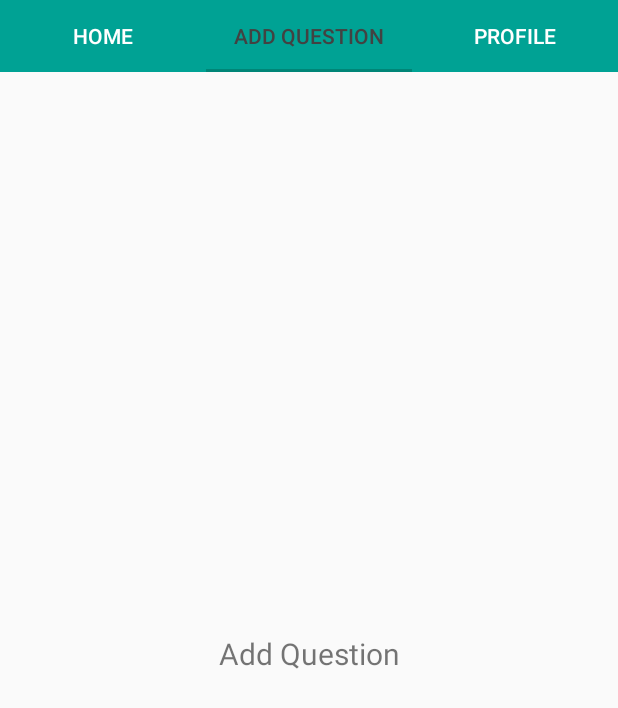
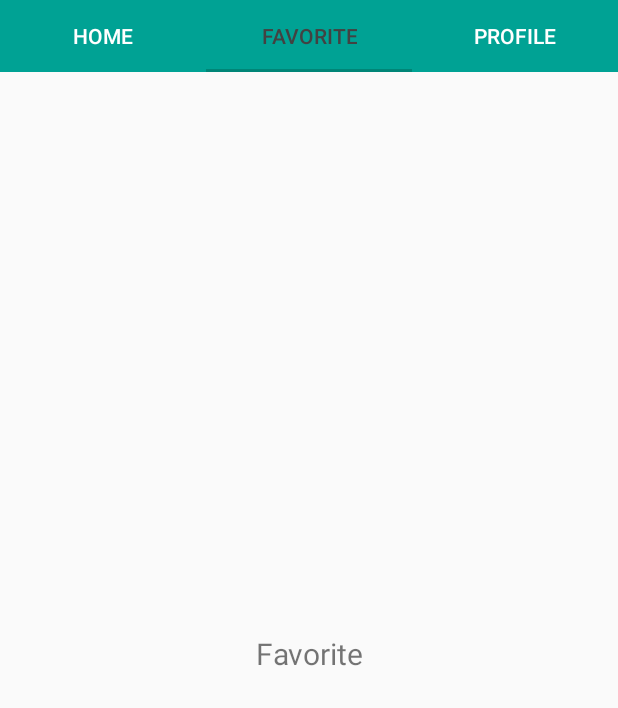
Before and after one commit to Fthictn/Orderly-Android-Client, an Android app: the HomeFragment screen opened directly, with no data from a screen before it, tab 2 chosen, on a phone screen of 412 x 824 dp. Shown: the top 708 px of the screen. Run offline under Robolectric (Android 15) with nearby library versions, the phone set to English and light mode, and no system bars.

Commit message:
new activities added

```diff
--- a/app/src/main/AndroidManifest.xml
+++ b/app/src/main/AndroidManifest.xml
@@ -14,7 +14,11 @@
         android:supportsRtl="true"
         android:theme="@style/AppTheme.NoActionBar"
         android:usesCleartextTraffic="true">
-        <activity android:name=".Activities.ProjectActivity"/>
+        <activity android:name=".Activities.CreateNewProjectActivity"
+            android:theme="@android:style/Theme.Holo.Light.Dialog.NoActionBar"/>
+        <activity android:name=".Activities.AddQuestionActivity"
+            android:theme="@android:style/Theme.Holo.Light.Dialog.NoActionBar" />
+        <activity android:name=".Activities.ProjectActivity" />
         <activity android:name=".Activities.SignupActivity" />
         <activity android:name=".Activities.MainActivity" />
         <activity android:name=".Activities.LoginActivity">
--- a/app/src/main/java/com/fethicectin/orderly/Activities/LoginActivity.kt
+++ b/app/src/main/java/com/fethicectin/orderly/Activities/LoginActivity.kt
@@ -1,5 +1,6 @@
 package com.fethicectin.orderly.Activities
 
+import android.app.Activity
 import com.fethicectin.orderly.Constants.Messages
 import com.fethicectin.orderly.Model.UserRequest
 import com.fethicectin.orderly.Service.CallRequestCreator
@@ -17,7 +18,7 @@ import retrofit2.Callback
 import retrofit2.Response
 
 
- class LoginActivity : AppCompatActivity() {
+ class LoginActivity : Activity() {
 
     var loginButton:Button? = null
     var userEmail:EditText? = null
--- a/app/src/main/java/com/fethicectin/orderly/Activities/MainActivity.kt
+++ b/app/src/main/java/com/fethicectin/orderly/Activities/MainActivity.kt
@@ -18,7 +18,7 @@ class MainActivity : AppCompatActivity() {
         viewPager = findViewById<ViewPager>(R.id.viewPager)
 
         tabLayout!!.addTab(tabLayout!!.newTab().setText(R.string.home_page))
-        tabLayout!!.addTab(tabLayout!!.newTab().setText(R.string.addquestion_page))
+        tabLayout!!.addTab(tabLayout!!.newTab().setText(R.string.favorite_page))
         tabLayout!!.addTab(tabLayout!!.newTab().setText(R.string.profile_page))
         tabLayout!!.tabGravity = TabLayout.GRAVITY_FILL
 
--- a/app/src/main/java/com/fethicectin/orderly/Activities/SignupActivity.kt
+++ b/app/src/main/java/com/fethicectin/orderly/Activities/SignupActivity.kt
@@ -1,5 +1,6 @@
 package com.fethicectin.orderly.Activities
 
+import android.app.Activity
 import android.app.AlertDialog
 import android.content.DialogInterface
 import android.content.Intent
@@ -19,7 +20,7 @@ import retrofit2.Call
 import retrofit2.Callback
 import retrofit2.Response
 
-class SignupActivity : AppCompatActivity() {
+class SignupActivity : Activity() {
 
     override fun onCreate(savedInstanceState: Bundle?) {
         super.onCreate(savedInstanceState)
--- a/app/src/main/java/com/fethicectin/orderly/Fragments/AddQuestionFragment.kt
+++ b/app/src/main/java/com/fethicectin/orderly/Fragments/FavoriteFragment.kt
@@ -7,10 +7,10 @@ import android.view.View
 import android.view.ViewGroup
 import com.fethicectin.orderly.R
 
-class AddQuestionFragment : Fragment() {
+class FavoriteFragment : Fragment() {
 
     override fun onCreateView(inflater: LayoutInflater, container: ViewGroup?, savedInstanceState: Bundle?): View? {
-        return inflater.inflate(R.layout.fragment_addquestion, container, false)
+        return inflater.inflate(R.layout.fragment_favorite, container, false)
     }
 
 }
--- a/app/src/main/java/com/fethicectin/orderly/Utils/MainTabAdapter.kt
+++ b/app/src/main/java/com/fethicectin/orderly/Utils/MainTabAdapter.kt
@@ -6,7 +6,7 @@ import androidx.fragment.app.FragmentManager
 import androidx.fragment.app.FragmentPagerAdapter
 import com.fethicectin.orderly.Fragments.HomeFragment
 import com.fethicectin.orderly.Fragments.ProfileFragment
-import com.fethicectin.orderly.Fragments.AddQuestionFragment
+import com.fethicectin.orderly.Fragments.FavoriteFragment
 
 class MainTabAdapter(private val context: Context, fragmentManager: FragmentManager, internal var totalTabs: Int) : FragmentPagerAdapter(fragmentManager) {
 
@@ -16,7 +16,7 @@ class MainTabAdapter(private val context: Context, fragmentManager: FragmentMana
                 return HomeFragment()
             }
             1 -> {
-                return AddQuestionFragment()
+                return FavoriteFragment()
             }
             2 -> {
                 return ProfileFragment()
--- /dev/null
+++ b/app/src/main/res/layout/fragment_favorite.xml
@@ -0,0 +1,14 @@
+<?xml version="1.0" encoding="utf-8"?>
+<FrameLayout xmlns:android="http://schemas.android.com/apk/res/android"
+    xmlns:tools="http://schemas.android.com/tools"
+    android:layout_width="match_parent"
+    android:layout_height="match_parent"
+    tools:context=".Fragments.FavoriteFragment">
+
+    <TextView
+        android:layout_width="match_parent"
+        android:layout_height="match_parent"
+        android:gravity="center"
+        android:textSize="20sp"
+        android:text="@string/favorite_page" />
+</FrameLayout>
--- a/app/src/main/res/values/strings.xml
+++ b/app/src/main/res/values/strings.xml
@@ -21,6 +21,7 @@
     <string name="home_page">Home</string>
     <string name="addquestion_page">Add Question</string>
     <string name="profile_page">Profile</string>
+    <string name="favorite_page">Favorite</string>
 
     <!--Floating button explanation-->
     <string name="floating_button_description">Add new question</string>
```
Also changed, not shown: app/src/main/java/com/fethicectin/orderly/Activities/AddQuestionActivity.kt (added, +13 -0 lines), app/src/main/java/com/fethicectin/orderly/Activities/CreateNewProjectActivity.kt (added, +13 -0 lines), app/src/main/java/com/fethicectin/orderly/Activities/ProjectActivity.kt (+6 -2 lines), app/src/main/java/com/fethicectin/orderly/Fragments/HomeFragment.kt (+12 -7 lines), app/src/main/res/layout/activity_add_question.xml (added, +18 -0 lines), app/src/main/res/layout/activity_create_new_project.xml (added, +18 -0 lines).
